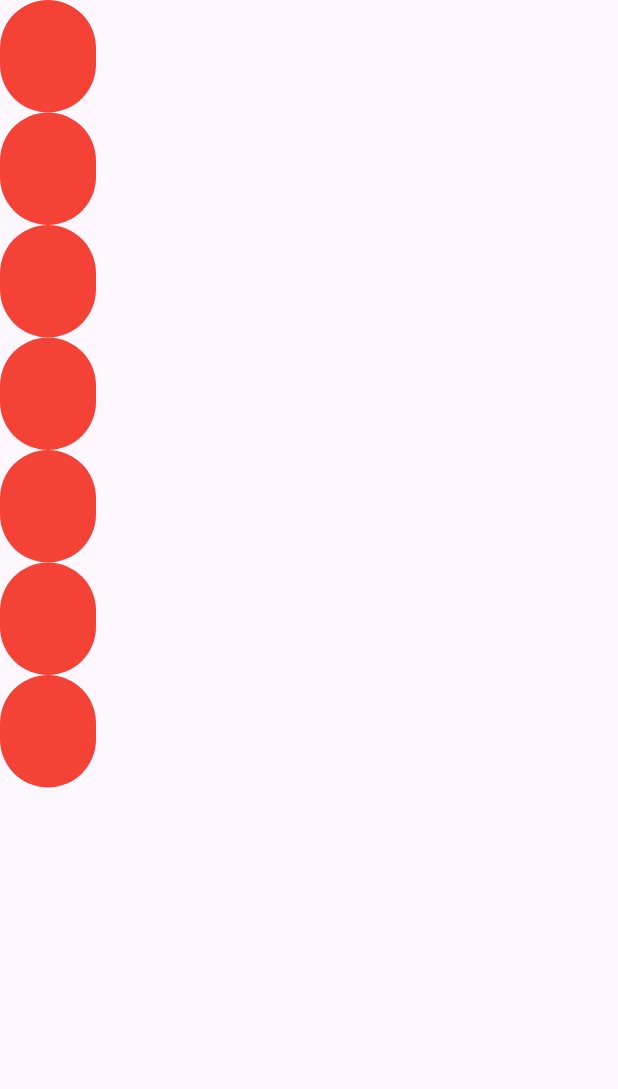
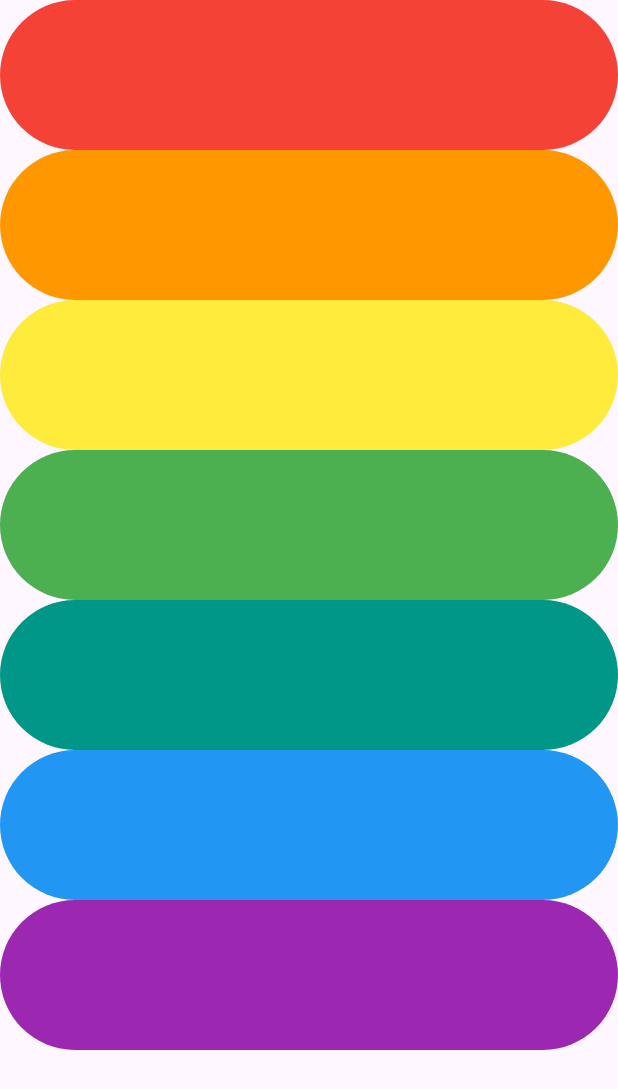
Before and after one commit to thisaraganhewa/xylophone, a Flutter app: the screen it shows after launch, on a phone screen of 412 x 824 dp. Shown: the top 1089 px of the screen. Run offline on Flutter 3.47's test engine with Material 3 defaults, Android fonts, the phone set to English and light mode, and no system bars; our stand-ins replace audioplayers.

Commit message:
styled the widgets

```diff
--- a/lib/main.dart
+++ b/lib/main.dart
@@ -1,11 +1,9 @@
-import 'package:flutter/cupertino.dart';
-import 'package:english_words/english_words.dart';
 import 'package:flutter/material.dart';
 import 'package:audioplayers/audioplayers.dart';
 
 void main(){
 
-  runApp( XylophoneApp() );
+  runApp( const XylophoneApp() );
 
 }
 
@@ -19,6 +17,10 @@
 class _XylophoneAppState extends State<XylophoneApp> {
 
 
+  Future<void> playSound( int number ) async {
+    final player = AudioPlayer();
+    await player.play(AssetSource("note$number.wav"));
+  }
 
   @override
   Widget build(BuildContext context) {
@@ -26,91 +28,84 @@
       home: Scaffold(
         body: SafeArea(
           child: Column(
-
+            crossAxisAlignment: CrossAxisAlignment.stretch,
             children: [
               TextButton(
-                  onPressed: () async {
-                    final player = AudioPlayer();
-                    await player.play(AssetSource("note1.wav"));
+                  onPressed: () {
+                    playSound(1);
                   },
-                child: Text(""),
                 style: ButtonStyle(
-                  backgroundColor: WidgetStatePropertyAll<Color>(Colors.red),
-                  fixedSize: WidgetStateProperty.all<Size>(Size.fromHeight(75.0)),
+                  backgroundColor: const WidgetStatePropertyAll<Color>(Colors.red),
+                  fixedSize: WidgetStateProperty.all<Size>(const Size.fromHeight(100.0)),
 
                 ),
+                child: const Text(""),
               ),
               TextButton(
-                onPressed: () async {
-                  final player = AudioPlayer();
-                  await player.play(AssetSource("note2.wav"));
+                onPressed: () {
+                  playSound(2);
                 },
-                child: Text(""),
                 style: ButtonStyle(
-                  backgroundColor: WidgetStatePropertyAll<Color>(Colors.red),
-                  fixedSize: WidgetStateProperty.all<Size>(Size.fromHeight(75.0)),
+                  backgroundColor: const WidgetStatePropertyAll<Color>(Colors.orange),
+                  fixedSize: WidgetStateProperty.all<Size>(const Size.fromHeight(100.0)),
 
                 ),
+                child: const Text(""),
               ),
               TextButton(
-                onPressed: () async {
-                  final player = AudioPlayer();
-                  await player.play(AssetSource("note3.wav"));
+                onPressed: () {
+                  playSound(3);
                 },
-                child: Text(""),
                 style: ButtonStyle(
-                  backgroundColor: WidgetStatePropertyAll<Color>(Colors.red),
-                  fixedSize: WidgetStateProperty.all<Size>(Size.fromHeight(75.0)),
+                  backgroundColor: const WidgetStatePropertyAll<Color>(Colors.yellow),
+                  fixedSize: WidgetStateProperty.all<Size>(const Size.fromHeight(100.0)),
 
                 ),
+                child: const Text(""),
               ),
               TextButton(
-                onPressed: () async {
-                  final player = AudioPlayer();
-                  await player.play(AssetSource("note4.wav"));
+                onPressed: () {
+                  playSound(4);
                 },
-                child: Text(""),
                 style: ButtonStyle(
-                  backgroundColor: WidgetStatePropertyAll<Color>(Colors.red),
-                  fixedSize: WidgetStateProperty.all<Size>(Size.fromHeight(75.0)),
+                  backgroundColor: const WidgetStatePropertyAll<Color>(Colors.green),
+                  fixedSize: WidgetStateProperty.all<Size>(const Size.fromHeight(100.0)),
 
                 ),
+                child: const Text(""),
               ),
               TextButton(
-                onPressed: () async {
-                  final player = AudioPlayer();
-                  await player.play(AssetSource("note5.wav"));
+                onPressed: () {
+                  playSound(5);
                 },
-                child: Text(""),
                 style: ButtonStyle(
-                  backgroundColor: WidgetStatePropertyAll<Color>(Colors.red),
-                  fixedSize: WidgetStateProperty.all<Size>(Size.fromHeight(75.0)),
+                  backgroundColor: const WidgetStatePropertyAll<Color>(Colors.teal),
+                  fixedSize: WidgetStateProperty.all<Size>(const Size.fromHeight(100.0)),
 
                 ),
+                child: const Text(""),
               ),
               TextButton(
-                onPressed: () async {
-                  final player = AudioPlayer();
-                  await player.play(AssetSource("note6.wav"));
+                onPressed: () {
+                  playSound(6);
                 },
-                child: Text(""),
                 style: ButtonStyle(
-                  backgroundColor: WidgetStatePropertyAll<Color>(Colors.red),
-                  fixedSize: WidgetStateProperty.all<Size>(Size.fromHeight(75.0)),
+                  backgroundColor: const WidgetStatePropertyAll<Color>(Colors.blue),
+                  fixedSize: WidgetStateProperty.all<Size>(const Size.fromHeight(100.0)),
 
                 ),
+                child: const Text(""),
               ),
               TextButton(
-                onPressed: () async {
-                  final player = AudioPlayer();
-                  await player.play(AssetSource("note7.wav"));
+                onPressed: () {
+                  playSound(7);
                 },
-                child: Text(""),
                 style: ButtonStyle(
-                  backgroundColor: WidgetStatePropertyAll<Color>(Colors.red),
-                  fixedSize: WidgetStateProperty.all<Size>(Size.fromHeight(75.0)),
+                  backgroundColor: const WidgetStatePropertyAll<Color>(Colors.purple),
+                  fixedSize: WidgetStateProperty.all<Size>(const Size.fromHeight(100.0)),
 
                 ),
+                child: const Text(""),
               ),
             ],
           ),
```
Also changed, not shown: 1 other file.
